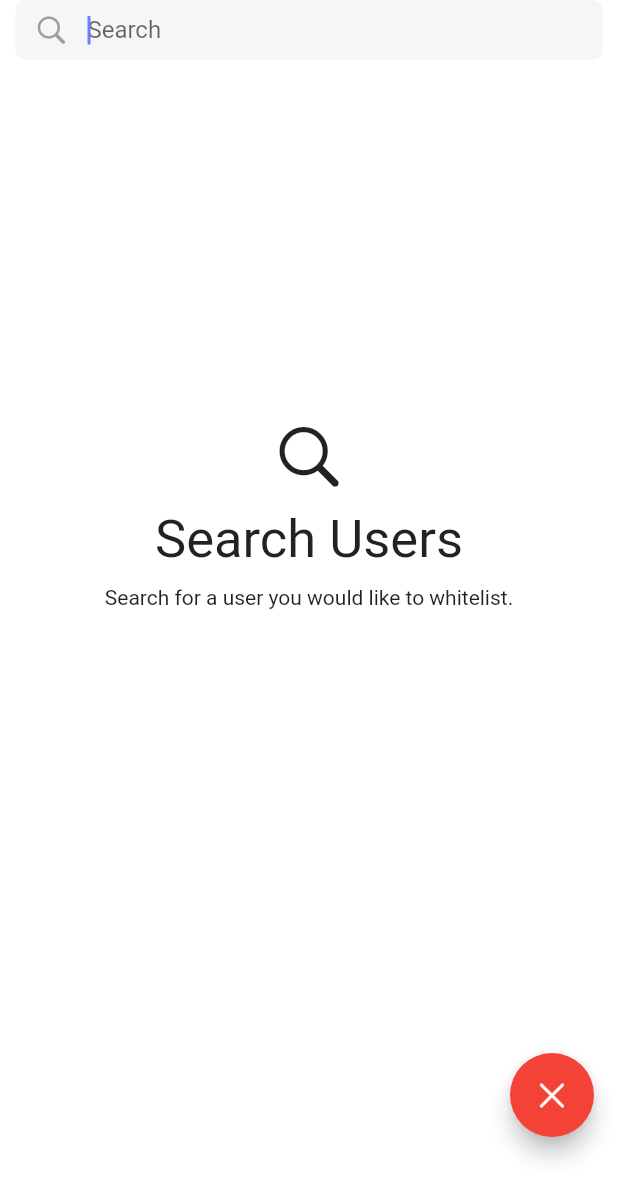
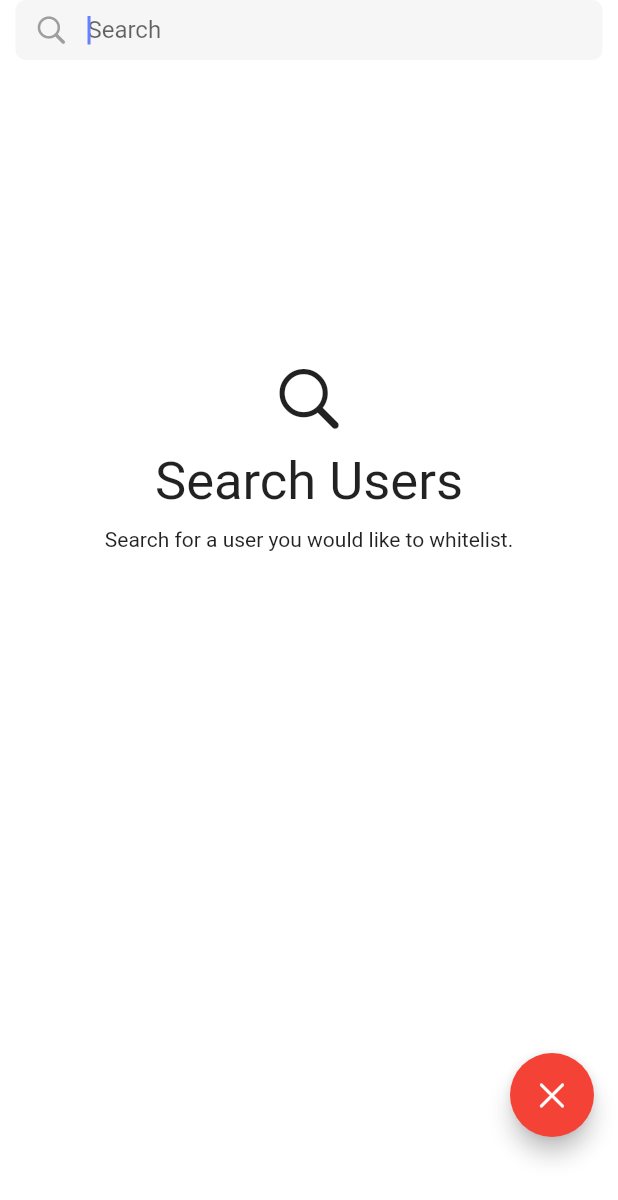
Before and after one commit to pavittarsingh315/Jima-Frontend, a Flutter app: the AddToWhitelist screen opened directly, on a phone screen of 412 x 824 dp. Shown: the top 1200 px of the screen. Run offline on Flutter 3.47's test engine with Material 2 defaults, Android fonts, the phone set to English and light mode, and no system bars; our stand-ins replace another_flushbar, cached_network_image, flutter_image_compress, flutter_keyboard_visibility, flutter_multi_formatter, flutter_secure_storage and 9 more; missing offline and left inert: custom_nested_scroll_view, flutter_uploader; accounts and stored records are empty.

Commit message:
Changed alignment of empty list widgets on followers/whitelist/following lists.

```diff
--- a/lib/pages/profile/components/relations/add_to_whitelist.dart
+++ b/lib/pages/profile/components/relations/add_to_whitelist.dart
@@ -114,11 +114,12 @@ class _AddToWhitelistState extends State<AddToWhitelist> {
           return ConstrainedBox(
             constraints: BoxConstraints(maxHeight: constraints.maxHeight),
             child: ListView(
+              keyboardDismissBehavior: ScrollViewKeyboardDismissBehavior.onDrag,
               children: [
                 AnimatedPadding(
                   curve: Curves.linear,
                   duration: const Duration(milliseconds: 50),
-                  padding: EdgeInsets.only(top: constraints.maxHeight / 3.33),
+                  padding: EdgeInsets.symmetric(vertical: constraints.maxHeight / 4),
                   child: Column(
                     children: const [
                       Icon(CupertinoIcons.search, size: 50),
--- a/lib/pages/profile/components/relations/followers_list.dart
+++ b/lib/pages/profile/components/relations/followers_list.dart
@@ -149,7 +149,7 @@ class _FollowersListState extends State<FollowersList> with AutomaticKeepAliveCl
       children: [
         Column(
           children: [
-            SizedBox(height: size.height / 3.33),
+            SizedBox(height: size.height / 4),
             icon,
             const SizedBox(height: 10),
             Text(
--- a/lib/pages/profile/components/relations/following_list.dart
+++ b/lib/pages/profile/components/relations/following_list.dart
@@ -144,7 +144,7 @@ class _FollowingListState extends State<FollowingList> with AutomaticKeepAliveCl
       children: [
         Column(
           children: [
-            SizedBox(height: size.height / 3.33),
+            SizedBox(height: size.height / 4),
             icon,
             const SizedBox(height: 10),
             Text(
--- a/lib/pages/profile/components/relations/whitelist_list.dart
+++ b/lib/pages/profile/components/relations/whitelist_list.dart
@@ -166,7 +166,7 @@ class _WhitelistListState extends State<WhitelistList> with AutomaticKeepAliveCl
       children: [
         Column(
           children: [
-            SizedBox(height: size.height / 3.33),
+            SizedBox(height: size.height / 4),
             icon,
             const SizedBox(height: 10),
             Text(
```
Also changed, not shown: 1 other file.
